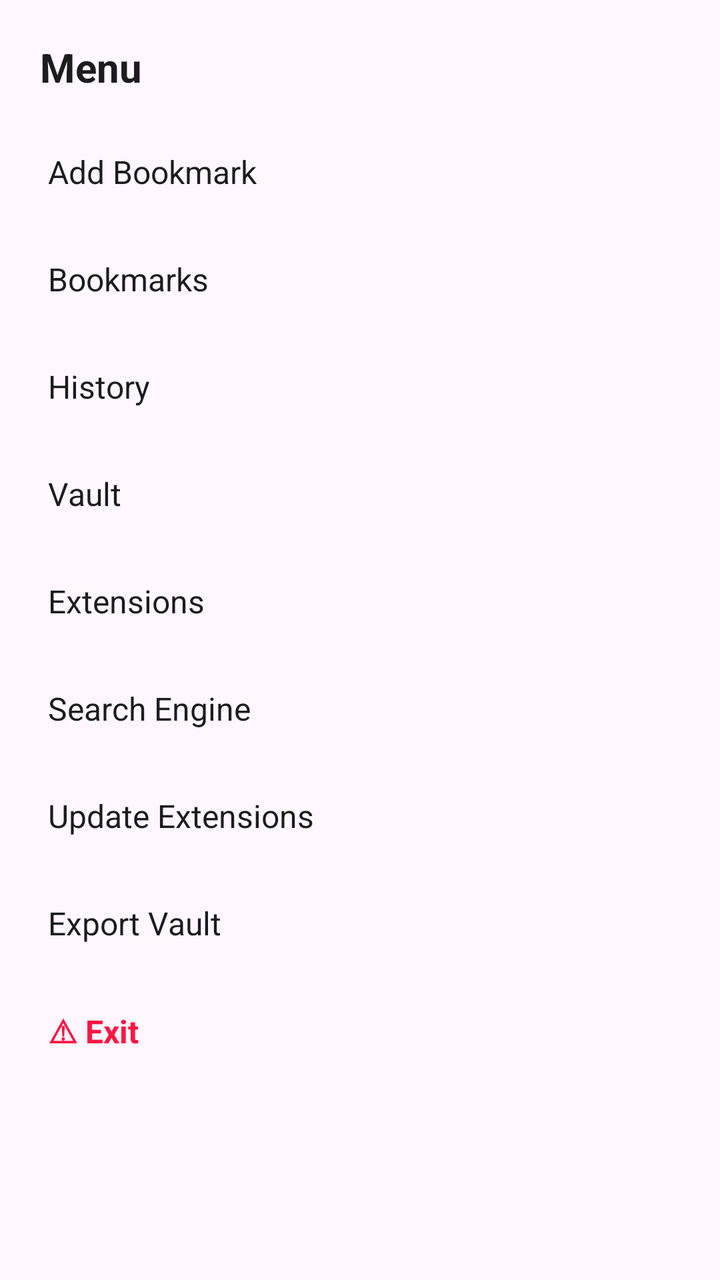
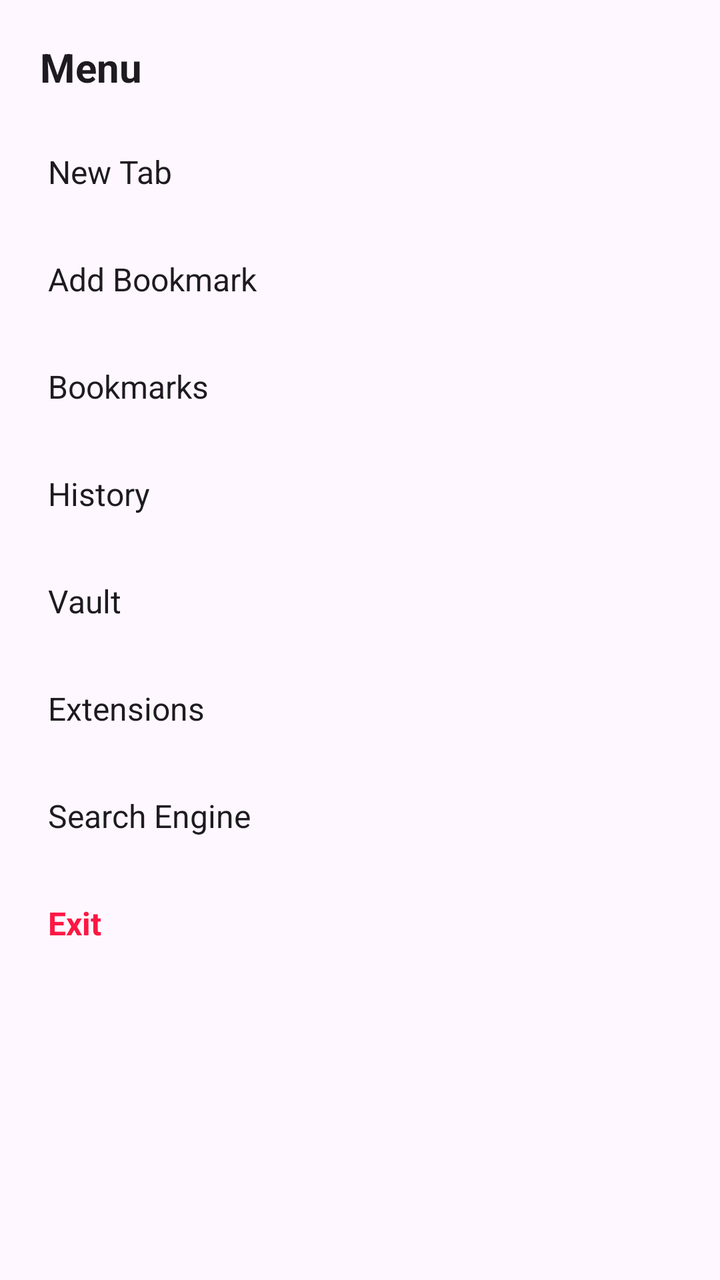

Screens rendered from an Android XML layout before and after an edit, with the pre-edit source and the edit as a unified diff.
<!-- AndroidManifest.xml: application theme Theme.SpoonGecko -->
<!-- res/layout/sheet_menu.xml -->
<?xml version="1.0" encoding="utf-8"?>
<LinearLayout xmlns:android="http://schemas.android.com/apk/res/android"
    android:layout_width="match_parent"
    android:layout_height="wrap_content"
    android:orientation="vertical"
    android:background="?attr/colorSurface"
    android:padding="8dp">

    <TextView
        android:layout_width="match_parent"
        android:layout_height="wrap_content"
        android:text="Menu"
        android:textSize="20sp"
        android:textStyle="bold"
        android:textColor="?attr/colorOnSurface"
        android:padding="12dp" />

    <TextView
        android:id="@+id/menu_add_bookmark"
        android:layout_width="match_parent"
        android:layout_height="wrap_content"
        android:padding="16dp"
        android:textSize="16sp"
        android:textColor="?attr/colorOnSurface"
        android:background="?attr/selectableItemBackground"
        android:clickable="true"
        android:focusable="true"
        android:text="Add Bookmark" />

    <TextView
        android:id="@+id/menu_bookmarks"
        android:layout_width="match_parent"
        android:layout_height="wrap_content"
        android:padding="16dp"
        android:textSize="16sp"
        android:textColor="?attr/colorOnSurface"
        android:background="?attr/selectableItemBackground"
        android:clickable="true"
        android:focusable="true"
        android:text="Bookmarks" />

    <TextView
        android:id="@+id/menu_history"
        android:layout_width="match_parent"
        android:layout_height="wrap_content"
        android:padding="16dp"
        android:textSize="16sp"
        android:textColor="?attr/colorOnSurface"
        android:background="?attr/selectableItemBackground"
        android:clickable="true"
        android:focusable="true"
        android:text="History" />

    <TextView
        android:id="@+id/menu_vault"
        android:layout_width="match_parent"
        android:layout_height="wrap_content"
        android:padding="16dp"
        android:textSize="16sp"
        android:textColor="?attr/colorOnSurface"
        android:background="?attr/selectableItemBackground"
        android:clickable="true"
        android:focusable="true"
        android:text="Vault" />

    <TextView
        android:id="@+id/menu_extensions"
        android:layout_width="match_parent"
        android:layout_height="wrap_content"
        android:padding="16dp"
        android:textSize="16sp"
        android:textColor="?attr/colorOnSurface"
        android:background="?attr/selectableItemBackground"
        android:clickable="true"
        android:focusable="true"
        android:text="Extensions" />

    <TextView
        android:id="@+id/menu_search_engine"
        android:layout_width="match_parent"
        android:layout_height="wrap_content"
        android:padding="16dp"
        android:textSize="16sp"
        android:textColor="?attr/colorOnSurface"
        android:background="?attr/selectableItemBackground"
        android:clickable="true"
        android:focusable="true"
        android:text="Search Engine" />

    <TextView
        android:id="@+id/menu_update_extensions"
        android:layout_width="match_parent"
        android:layout_height="wrap_content"
        android:padding="16dp"
        android:textSize="16sp"
        android:textColor="?attr/colorOnSurface"
        android:background="?attr/selectableItemBackground"
        android:clickable="true"
        android:focusable="true"
        android:text="Update Extensions" />

    <TextView
        android:id="@+id/menu_export_vault"
        android:layout_width="match_parent"
        android:layout_height="wrap_content"
        android:padding="16dp"
        android:textSize="16sp"
        android:textColor="?attr/colorOnSurface"
        android:background="?attr/selectableItemBackground"
        android:clickable="true"
        android:focusable="true"
        android:text="Export Vault" />

    
    <TextView
        android:id="@+id/menu_exit"
        android:layout_width="match_parent"
        android:layout_height="wrap_content"
        android:padding="16dp"
        android:textSize="16sp"
        android:textStyle="bold"
        android:textColor="#FF1744"
        android:background="?attr/selectableItemBackground"
        android:clickable="true"
        android:focusable="true"
        android:text="⚠ Exit" />

</LinearLayout>
<!-- resources referenced by this layout -->
<resources>
  <style name="Theme.SpoonGecko" parent="Theme.Material3.DayNight.NoActionBar">
          
          <item name="android:windowBackground">?attr/colorSurface</item>
          
          
          <item name="android:statusBarColor">?attr/colorSurface</item>
          <item name="android:navigationBarColor">?attr/colorSurface</item>
          <item name="android:windowLightStatusBar" tools:targetApi="m">false</item>
      </style>
</resources>

<!-- the commit's change to res/layout/sheet_menu.xml (unified diff, before → after) -->
@@ -14,6 +14,18 @@
         android:textStyle="bold"
         android:textColor="?attr/colorOnSurface"
         android:padding="12dp" />
+
+    <TextView
+        android:id="@+id/menu_new_tab"
+        android:layout_width="match_parent"
+        android:layout_height="wrap_content"
+        android:padding="16dp"
+        android:textSize="16sp"
+        android:textColor="?attr/colorOnSurface"
+        android:background="?attr/selectableItemBackground"
+        android:clickable="true"
+        android:focusable="true"
+        android:text="New Tab" />
 
     <TextView
         android:id="@+id/menu_add_bookmark"
@@ -87,30 +99,6 @@
         android:focusable="true"
         android:text="Search Engine" />
 
-    <TextView
-        android:id="@+id/menu_update_extensions"
-        android:layout_width="match_parent"
-        android:layout_height="wrap_content"
-        android:padding="16dp"
-        android:textSize="16sp"
-        android:textColor="?attr/colorOnSurface"
-        android:background="?attr/selectableItemBackground"
-        android:clickable="true"
-        android:focusable="true"
-        android:text="Update Extensions" />
-
-    <TextView
-        android:id="@+id/menu_export_vault"
-        android:layout_width="match_parent"
-        android:layout_height="wrap_content"
-        android:padding="16dp"
-        android:textSize="16sp"
-        android:textColor="?attr/colorOnSurface"
-        android:background="?attr/selectableItemBackground"
-        android:clickable="true"
-        android:focusable="true"
-        android:text="Export Vault" />
-
     
     <TextView
         android:id="@+id/menu_exit"
@@ -123,6 +111,6 @@
         android:background="?attr/selectableItemBackground"
         android:clickable="true"
         android:focusable="true"
-        android:text="⚠ Exit" />
+        android:text="Exit" />
 
 </LinearLayout>
